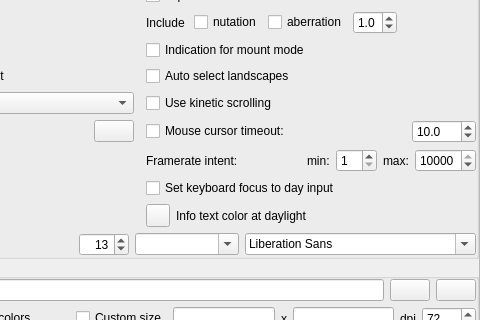
Stellarium/stellarium, file src/gui/configurationDialog.ui: the form before one commit; both pictures show x 200 to 680 and y 187 to 507 of the 680 by 634 pixel window.
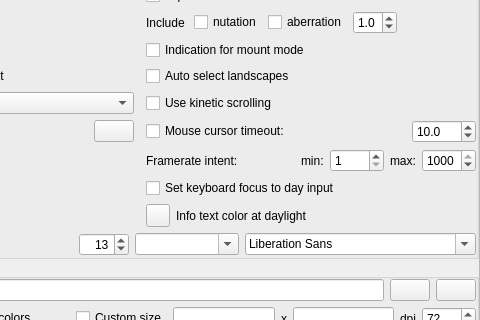
The form after the commit. The open tabs and pages were chosen to show the change. Icons and pictures are not drawn. Custom widgets are drawn as their Qt base class.

Commit message: Set both upper limits to 1000

```diff
--- a/src/gui/configurationDialog.ui
+++ b/src/gui/configurationDialog.ui
@@ -2377,6 +2377,9 @@
                  <property name="minimum">
                   <number>1</number>
                  </property>
+                 <property name="maximum">
+                  <number>1000</number>
+                 </property>
                 </widget>
                </item>
                <item>
@@ -2395,13 +2398,13 @@
                   <bool>false</bool>
                  </property>
                  <property name="minimum">
-                  <number>10</number>
+                  <number>5</number>
                  </property>
                  <property name="maximum">
-                  <number>10000</number>
+                  <number>1000</number>
                  </property>
                  <property name="value">
-                  <number>10000</number>
+                  <number>1000</number>
                  </property>
                 </widget>
                </item>
```
Left out of the diff: 2 changed lines with no effect on the pictures.
